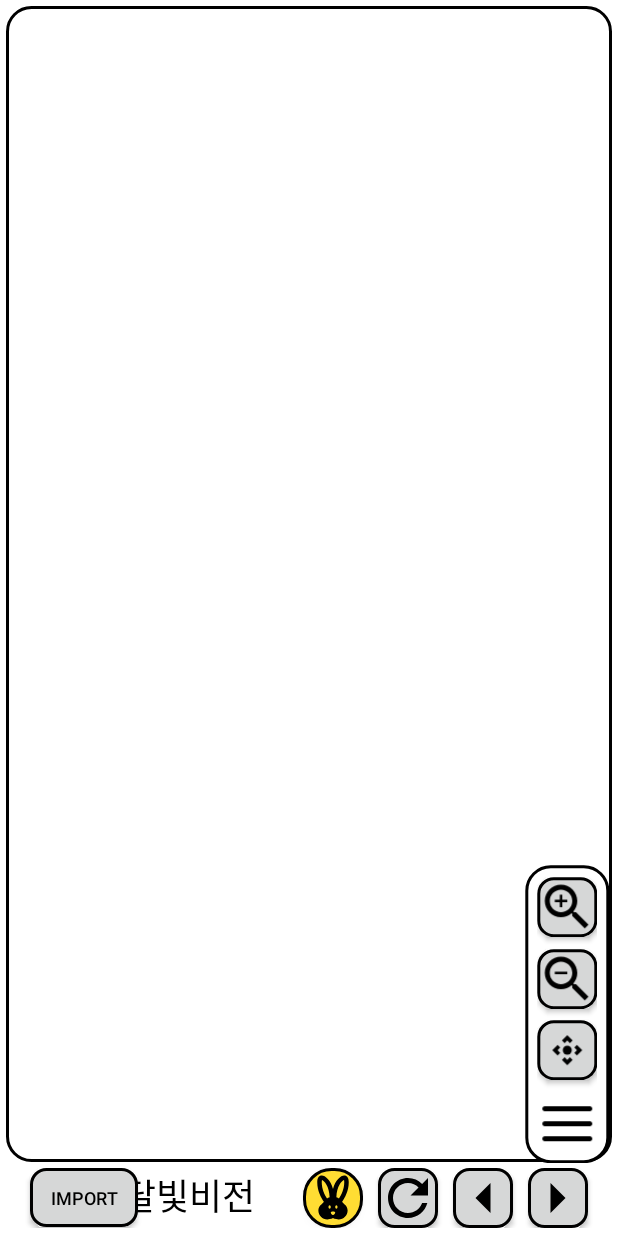
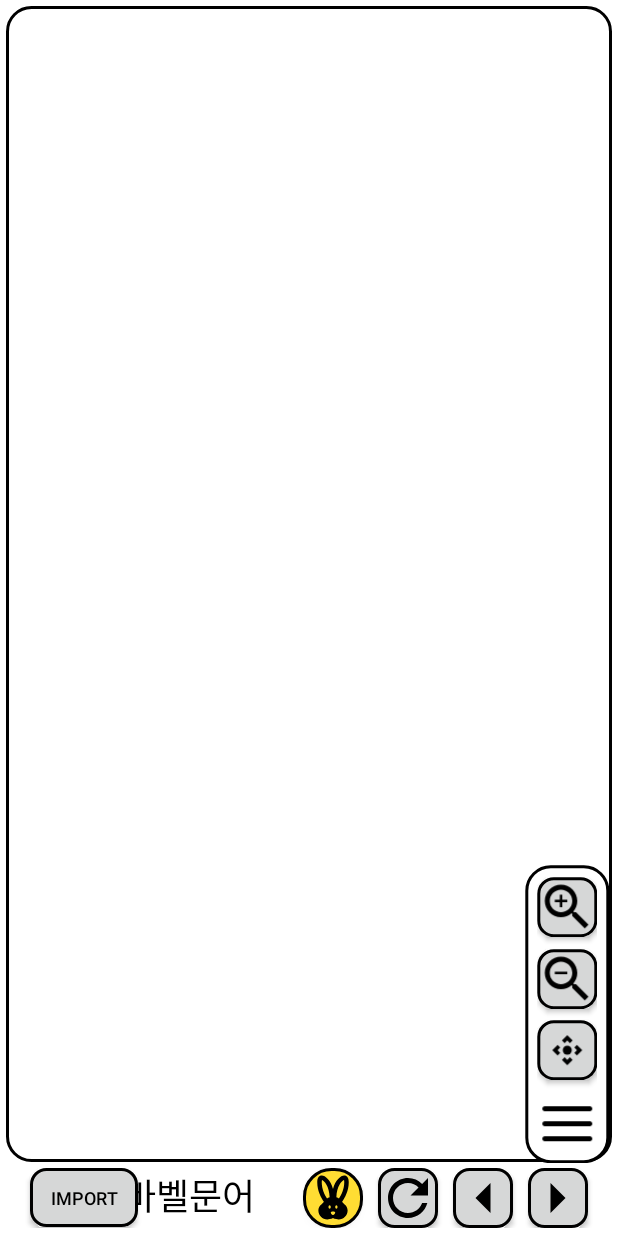
Before and after one commit to zenith85/ai_client_manga_reader, an Android app: the screen it shows after launch (MainActivity), after a tap on an icon or button, on a phone screen of 412 x 824 dp. Run offline under Robolectric (Android 15) with nearby library versions, the phone set to English and light mode, and no system bars; libraries missing offline, so code that uses them is left out: com.itextpdf.text, org.opencv.android.

Commit message:
Change the name of the application to babel octopus 바벨문어, to avoid copyrighted names

```diff
--- a/app/src/main/res/layout/activity_main.xml
+++ b/app/src/main/res/layout/activity_main.xml
@@ -132,7 +132,7 @@
                 android:layout_marginEnd="32dp"
                 android:fontFamily="@font/gmarketsansttfbold"
                 android:gravity="center"
-                android:text="달빛비전"
+                android:text="바벨문어"
                 android:textColor="@color/black"
                 android:textSize="24sp"
                 app:layout_constraintEnd_toStartOf="@+id/aitool"
--- a/app/src/main/res/values/strings.xml
+++ b/app/src/main/res/values/strings.xml
@@ -1,5 +1,5 @@
 <resources>
-    <string name="app_name">aiReader</string>
+    <string name="app_name">바벨문어</string>
         <!-- Other string resources -->
     <string-array name="spinner_values">
         <item>ENG to KOR</item>
```
